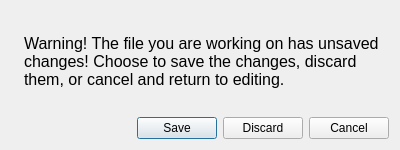
ONS-RossGD/OptiCORD2, file ui/unsaved_changes.ui: the form before one commit.
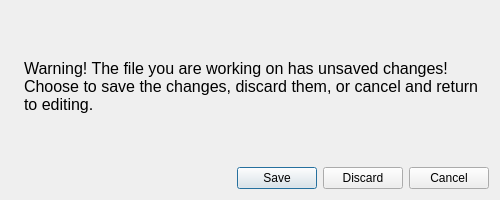
The form after the commit.

Patch:
```diff
--- a/ui/unsaved_changes.ui
+++ b/ui/unsaved_changes.ui
@@ -6,20 +6,20 @@
    <rect>
     <x>0</x>
     <y>0</y>
-    <width>400</width>
-    <height>150</height>
+    <width>500</width>
+    <height>200</height>
    </rect>
   </property>
   <property name="minimumSize">
    <size>
-    <width>400</width>
-    <height>150</height>
+    <width>500</width>
+    <height>200</height>
    </size>
   </property>
   <property name="maximumSize">
    <size>
-    <width>400</width>
-    <height>150</height>
+    <width>500</width>
+    <height>200</height>
    </size>
   </property>
   <property name="windowTitle">
```
